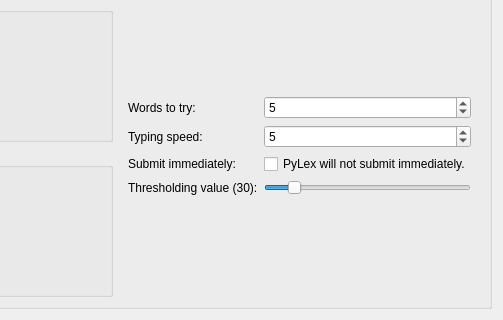
Old version of the form form.ui in the repository mb2g17/PyLex; both pictures show x 163 to 666 and y 466 to 786 of the 666 by 786 pixel window.
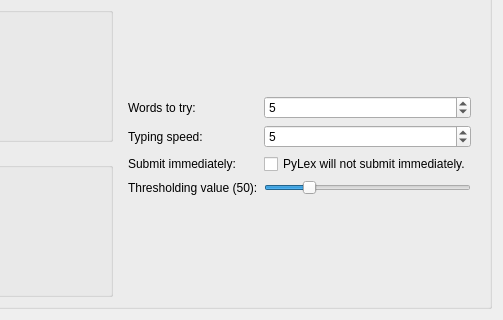
New version of the form. Icons and pictures are not drawn.

What changed in the file:
```diff
--- a/form.ui
+++ b/form.ui
@@ -553,7 +553,7 @@
             <string>&lt;html&gt;&lt;head/&gt;&lt;body&gt;&lt;p&gt;&lt;span style=&quot; font-weight:600; text-decoration: underline;&quot;&gt;Thresholding value&lt;/span&gt;&lt;/p&gt;&lt;p&gt;How strongly PyLex should filter out black in screenshots, with 0 (far left) filtering out the most and 255 (far right) filtering out the least.&lt;/p&gt;&lt;/body&gt;&lt;/html&gt;</string>
            </property>
            <property name="text">
-            <string>Thresholding value (30):</string>
+            <string>Thresholding value (50):</string>
            </property>
           </widget>
          </item>
@@ -569,7 +569,7 @@
             <number>255</number>
            </property>
            <property name="value">
-            <number>30</number>
+            <number>50</number>
            </property>
            <property name="orientation">
             <enum>Qt::Horizontal</enum>
```
